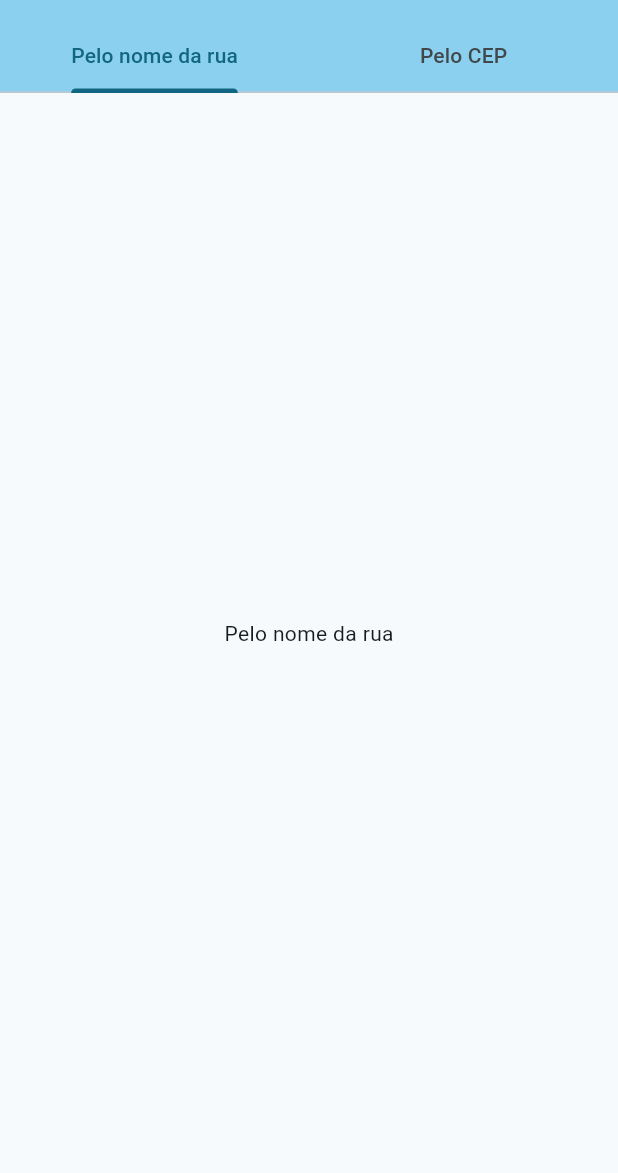
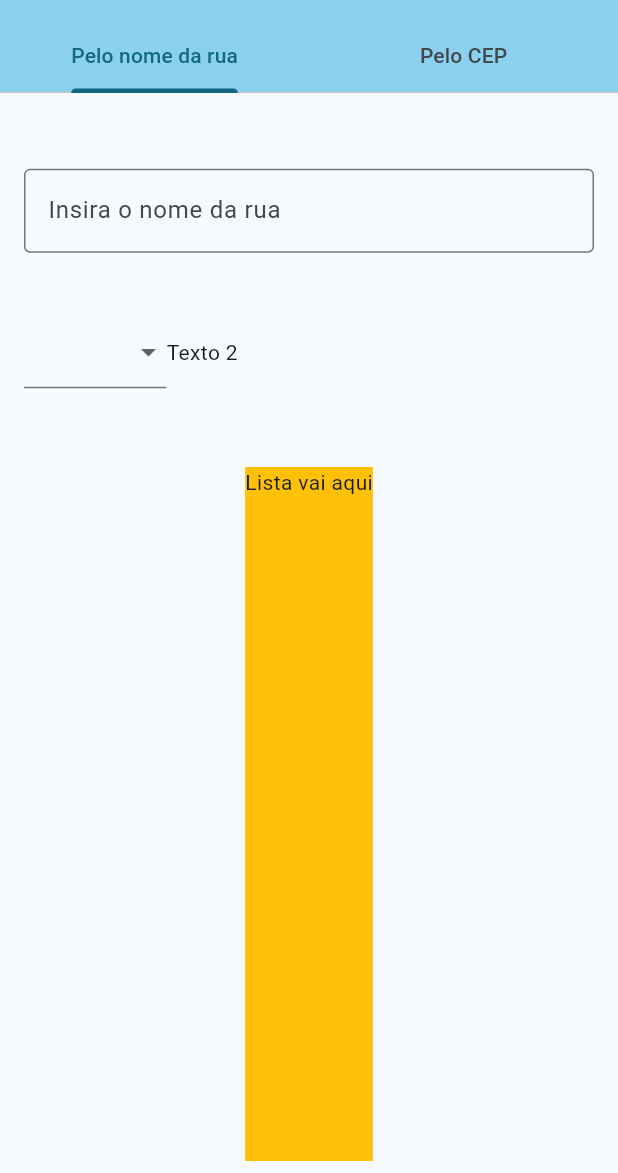
Before and after one commit to esantos1/buscadordecep, a Flutter app: the screen it shows after launch, on a phone screen of 412 x 824 dp, the part 63-1236 px from its top. Run offline on Flutter 3.47's test engine with Material 2 defaults, Android fonts, the phone set to English and light mode, and no system bars.

Commit message:
Edição das abas

```diff
--- /dev/null
+++ b/lib/controller/check_by_address_controller.dart
@@ -0,0 +1,5 @@
+import 'package:buscadordecep/model/check_by_address_model.dart';
+
+class CheckByAddressController {
+  final model = CheckByAddressModel();
+}
--- /dev/null
+++ b/lib/model/check_by_address_model.dart
@@ -0,0 +1,40 @@
+import 'package:flutter/material.dart';
+
+class CheckByAddressModel {
+  static final ufs = [
+    'AC',
+    'AL',
+    'AP',
+    'AM',
+    'BA',
+    'CE',
+    'DF',
+    'ES',
+    'GO',
+    'MA',
+    'MT',
+    'MS',
+    'MG',
+    'PA',
+    'PB',
+    'PR',
+    'PE',
+    'PI',
+    'RJ',
+    'RN',
+    'RS',
+    'RO',
+    'RR',
+    'SC',
+    'SP',
+    'SE',
+    'TO'
+  ];
+
+  final dropdownUfItems = ufs
+      .map((e) => DropdownMenuItem(
+            value: e,
+            child: Text(e),
+          ))
+      .toList();
+}
--- a/lib/model/home_model.dart
+++ b/lib/model/home_model.dart
@@ -1,15 +1,17 @@
 import 'package:buscadordecep/classes/tabbar_class.dart';
+import 'package:buscadordecep/views/check_by_address_view.dart';
+import 'package:buscadordecep/views/check_by_cep_view.dart';
 import 'package:flutter/material.dart';
 
 class HomeModel {
   final tabsScreens = [
     TabBarClass(
       tabBar: Tab(text: 'Pelo nome da rua'),
-      child: Center(child: Text('Pelo nome da rua')),
+      child: CheckByAddressView(),
     ),
     TabBarClass(
       tabBar: Tab(text: 'Pelo CEP'),
-      child: Center(child: Text('Pelo CEP')),
+      child: CheckByCepView(),
     ),
   ];
 }
--- /dev/null
+++ b/lib/views/check_by_address_view.dart
@@ -0,0 +1,57 @@
+import 'package:buscadordecep/controller/check_by_address_controller.dart';
+import 'package:flutter/material.dart';
+
+class CheckByAddressView extends StatelessWidget {
+  CheckByAddressView({super.key});
+
+  final viewController = CheckByAddressController();
+
+  @override
+  Widget build(BuildContext context) => Padding(
+        padding: const EdgeInsets.symmetric(horizontal: 16, vertical: 8),
+        child: Column(
+          children: [
+            Expanded(
+              flex: 1,
+              child: Form(
+                child: Column(
+                  mainAxisAlignment: MainAxisAlignment.spaceEvenly,
+                  children: [
+                    TextFormField(
+                      decoration: InputDecoration(
+                        label: Text('Insira o nome da rua'),
+                        hintText: 'Ex.: Praça da Sé',
+                        border: OutlineInputBorder(),
+                      ),
+                    ),
+                    Row(
+                      children: [
+                        Expanded(
+                          flex: 1,
+                          child: DropdownButtonFormField(
+                            items: viewController.model.dropdownUfItems,
+                            onChanged: (value) {
+                              print(value);
+                              print('Valor alterado!\n');
+                            },
+                          ),
+                        ),
+                        Expanded(flex: 3, child: Text('Texto 2')),
+                      ],
+                    ),
+                  ],
+                ),
+              ),
+            ),
+            SizedBox(height: 10),
+            Expanded(
+              flex: 2,
+              child: Container(
+                color: Colors.amber,
+                child: Text('Lista vai aqui'),
+              ),
+            ),
+          ],
+        ),
+      );
+}
--- /dev/null
+++ b/lib/views/check_by_cep_view.dart
@@ -0,0 +1,32 @@
+import 'package:flutter/material.dart';
+
+class CheckByCepView extends StatelessWidget {
+  const CheckByCepView({super.key});
+
+  @override
+  Widget build(BuildContext context) => Padding(
+        padding: const EdgeInsets.symmetric(horizontal: 16, vertical: 8),
+        child: Column(
+          children: [
+            Expanded(
+              flex: 1,
+              child: Center(
+                child: Form(
+                  child: TextFormField(
+                    decoration: InputDecoration(
+                      border: OutlineInputBorder(),
+                    ),
+                  ),
+                ),
+              ),
+            ),
+            Expanded(
+              flex: 2,
+              child: Column(
+                children: [],
+              ),
+            ),
+          ],
+        ),
+      );
+}
--- a/lib/views/home_view.dart
+++ b/lib/views/home_view.dart
@@ -1,4 +1,3 @@
-import 'package:buscadordecep/classes/tabbar_class.dart';
 import 'package:buscadordecep/controller/home_controller.dart';
 import 'package:flutter/material.dart';
 
```
Also changed, not shown: lib/views/check_by_cep.dart (deleted), 1 other file.
